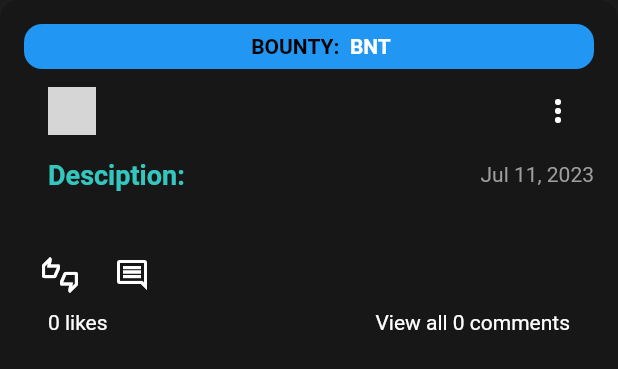
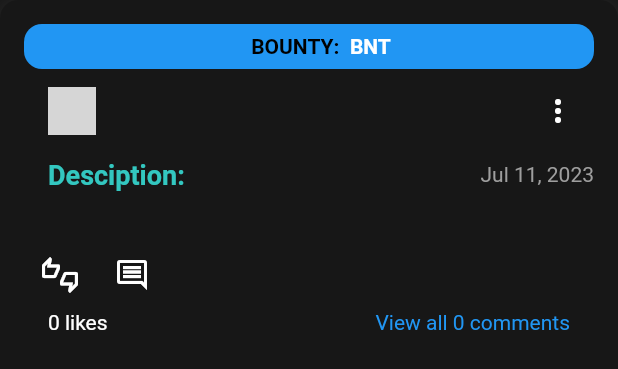
Before and after one commit to Schreezer/Insta, a Flutter app: the PostCard widget shown alone on an empty page, opened directly with empty values, on a phone screen of 412 x 824 dp. Shown: the top 369 px of the screen. Run offline on Flutter 3.47's test engine with Material 2 defaults, Android fonts, the phone set to English and light mode, and no system bars; our stand-ins replace animated_text_kit, cached_network_image, cloud_firestore, country_picker, custom_sliding_segmented_control, firebase_auth and 8 more; missing offline and left inert: dart:html, otp_autofill, restart_app; accounts and stored records are empty; network calls fail; grey boxes are pictures that could not be loaded.

Commit message:
Rules have been changed

```diff
--- a/lib/Widgets/post_card.dart
+++ b/lib/Widgets/post_card.dart
@@ -338,43 +338,51 @@ class _PostCardState extends State<PostCard> {
                         style: Theme.of(context).textTheme.bodyMedium,
                       )),
                   Expanded(child: Container(),),
-                  InkWell(
-                    child: StreamBuilder<QuerySnapshot<Map<String, dynamic>>>(
-                      stream: FirebaseFirestore.instance
-                          .collection("posts")
-                          .doc(widget.snap["postId"])
-                          .collection("comments")
-                          .snapshots(),
-                      builder: (context,
-                          AsyncSnapshot<QuerySnapshot<Map<String, dynamic>>>
-                              snapshot) {
-                        // print("snapshot.connectionState");
-                        if (snapshot.connectionState ==
-                            ConnectionState.waiting) {
-                          return Center(
-                            child: CircularProgressIndicator(),
-                          );
-                        }
-                        if (snapshot.hasError) {
-                          return Text("Something went wrong");
-                        }
-                        if (snapshot.hasData && snapshot.data != null) {
-                          return Text(
-                              "View all ${snapshot.data!.docs.length} comments");
-                        } else {
-                          return CircularProgressIndicator();
-                        }
-                      },
-                    ),
-                    onTap: () => Navigator.of(context).push(
-                      MaterialPageRoute(
-                        builder: (context) => CommentsScreen(
-                          postId: widget.snap['postId'].toString(),
-                        ),
-                        // Placeholder(),
+                   InkWell(
+                    child: Text("View all ${widget.snap['comments'].length} comments", style: TextStyle(color: Colors.blue),),
+                    onTap: () => Navigator.of(context).push(MaterialPageRoute(
+                      builder: (context) => CommentsScreen(
+                        postId: widget.snap['postId'].toString(),
                       ),
-                    ),
-                  ),
+                    )),
+                   )
+                  // InkWell(
+                  //   child: StreamBuilder<QuerySnapshot<Map<String, dynamic>>>(
+                  //     stream: FirebaseFirestore.instance
+                  //         .collection("posts")
+                  //         .doc(widget.snap["postId"])
+                  //         .collection("comments")
+                  //         .snapshots(),
+                  //     builder: (context,
+                  //         AsyncSnapshot<QuerySnapshot<Map<String, dynamic>>>
+                  //             snapshot) {
+                  //       // print("snapshot.connectionState");
+                  //       if (snapshot.connectionState ==
+                  //           ConnectionState.waiting) {
+                  //         return Center(
+                  //           child: CircularProgressIndicator(),
+                  //         );
+                  //       }
+                  //       if (snapshot.hasError) {
+                  //         return Text("Something went wrong");
+                  //       }
+                  //       if (snapshot.hasData && snapshot.data != null) {
+                  //         return Text(
+                  //             "View all ${snapshot.data!.docs.length} comments");
+                  //       } else {
+                  //         return CircularProgressIndicator();
+                  //       }
+                  //     },
+                  //   ),
+                  //   onTap: () => Navigator.of(context).push(
+                  //     MaterialPageRoute(
+                  //       builder: (context) => CommentsScreen(
+                  //         postId: widget.snap['postId'].toString(),
+                  //       ),
+                  //       // Placeholder(),
+                  //     ),
+                  //   ),
+                  // ),
 
                 ],
               ),
--- a/lib/models/post.dart
+++ b/lib/models/post.dart
@@ -36,6 +36,7 @@ class Post {
         'datePublished': datePublished,
         'likes': likes,
         'profImage': profImage,
+        'comments': comments,
       };
 
   static Post fromSnap(DocumentSnapshot snap) {
@@ -50,6 +51,7 @@ class Post {
       datePublished: snapshot['datePublished'] ?? '',
       likes: snapshot['likes'] ?? [],
       profImage: snapshot['profImage'] ?? '',
+      comments: snapshot['comments'] ?? [],
     );
   }
 }
--- a/lib/resources/firestore_methods.dart
+++ b/lib/resources/firestore_methods.dart
@@ -104,6 +104,7 @@ class FirestoreMethods {
         pictures.add(photoUrl);
       }
       print("location is firestore methods, the pics are : $pictures");
+
       String commentId = const Uuid().v1();
       DateTime datePublished = DateTime.now();
       Comment comm = Comment(
@@ -117,6 +118,9 @@ class FirestoreMethods {
       );
 
       if (text.isNotEmpty) {
+        _fireStore.collection('posts').doc(postId).update({
+          'comments': FieldValue.arrayUnion([commentId])
+        });
         _fireStore
             .collection('posts')
             .doc(postId)
```
